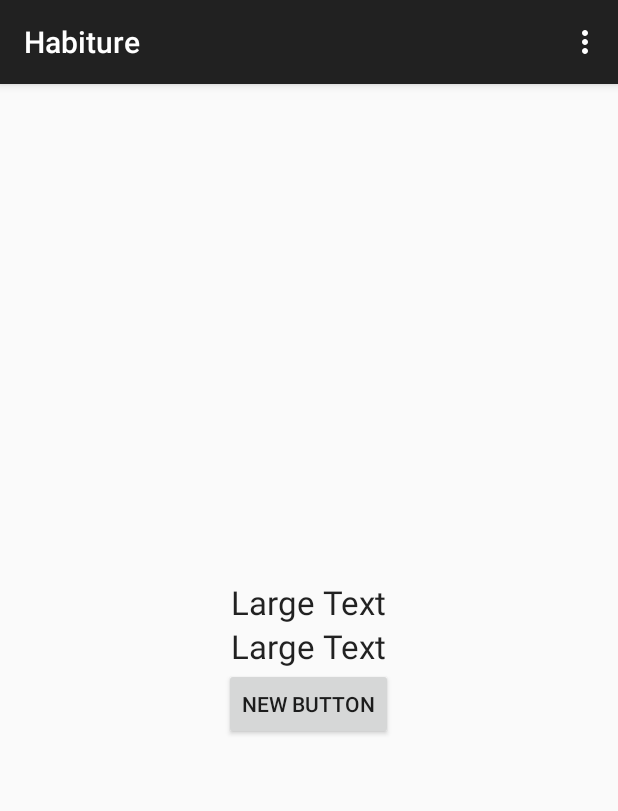
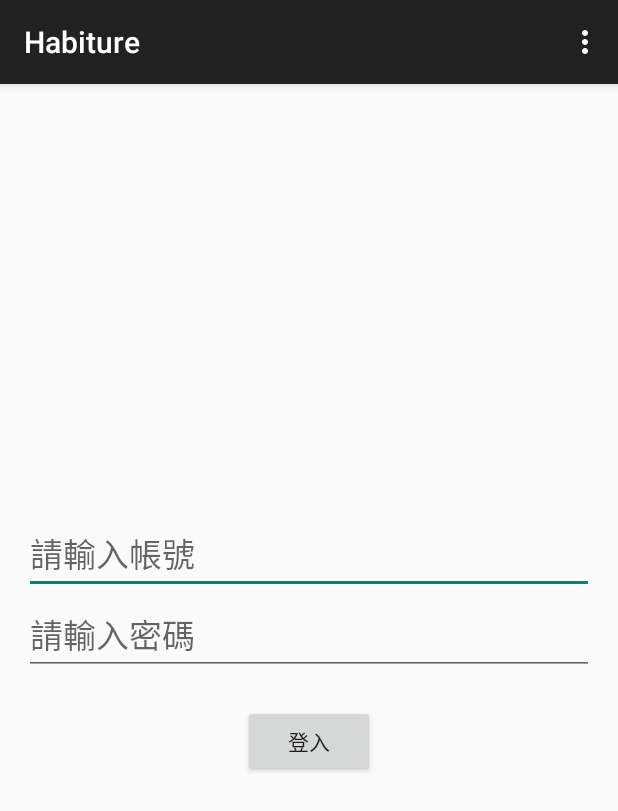
Before and after one commit to eepoo711/ntut-slm-Habiture, an Android app: the screen it shows after launch (MainActivity), on a phone screen of 412 x 824 dp. Shown: the top 811 px of the screen. Run offline under Robolectric (Android 15) with nearby library versions, the phone set to English and light mode, and no system bars.

Commit message:
finish the Login Story

```diff
--- a/Habiture/app/build.gradle
+++ b/Habiture/app/build.gradle
@@ -5,11 +5,11 @@ android {
     buildToolsVersion "21.1.2"
 
     defaultConfig {
-        applicationId "com.brian.habiture"
+        applicationId "com.ntil.habiture"
         minSdkVersion 15
         targetSdkVersion 21
         versionCode 1
-        versionName "1.0"
+        versionName "0.1.20150406"
     }
     buildTypes {
         release {
--- a/Habiture/app/src/main/AndroidManifest.xml
+++ b/Habiture/app/src/main/AndroidManifest.xml
@@ -1,6 +1,6 @@
 <?xml version="1.0" encoding="utf-8"?>
 <manifest xmlns:android="http://schemas.android.com/apk/res/android"
-    package="com.brian.habiture" >
+    package="com.ntil.habiture" >
 
 
     <uses-permission android:name="android.permission.INTERNET" />
@@ -11,7 +11,7 @@
         android:label="@string/app_name"
         android:theme="@style/AppTheme" >
         <activity
-            android:name=".MainActivity"
+            android:name="com.ntil.habiture.MainActivity"
             android:label="@string/app_name" >
             <intent-filter>
                 <action android:name="android.intent.action.MAIN" />
--- a/Habiture/app/src/main/java/com/brian/habiture/MainActivity.java
+++ /dev/null
@@ -1,39 +0,0 @@
-package com.brian.habiture;
-
-import android.support.v7.app.ActionBarActivity;
-import android.os.Bundle;
-import android.view.Menu;
-import android.view.MenuItem;
-
-
-public class MainActivity extends ActionBarActivity {
-
-    @Override
-    protected void onCreate(Bundle savedInstanceState) {
-        super.onCreate(savedInstanceState);
-        setContentView(R.layout.login);
-    }
-
-
-    @Override
-    public boolean onCreateOptionsMenu(Menu menu) {
-        // Inflate the menu; this adds items to the action bar if it is present.
-        getMenuInflater().inflate(R.menu.menu_main, menu);
-        return true;
-    }
-
-    @Override
-    public boolean onOptionsItemSelected(MenuItem item) {
-        // Handle action bar item clicks here. The action bar will
-        // automatically handle clicks on the Home/Up button, so long
-        // as you specify a parent activity in AndroidManifest.xml.
-        int id = item.getItemId();
-
-        //noinspection SimplifiableIfStatement
-        if (id == R.id.action_settings) {
-            return true;
-        }
-
-        return super.onOptionsItemSelected(item);
-    }
-}
--- /dev/null
+++ b/Habiture/app/src/main/java/com/ntil/habiture/LoginFragment.java
@@ -0,0 +1,105 @@
+package com.ntil.habiture;
+
+import android.app.Activity;
+import android.content.pm.PackageInfo;
+import android.content.pm.PackageManager;
+import android.os.Bundle;
+import android.app.Fragment;
+import android.util.Log;
+import android.view.LayoutInflater;
+import android.view.View;
+import android.view.ViewGroup;
+import android.widget.EditText;
+import android.widget.TextView;
+
+import utils.exception.UnhandledException;
+
+
+public class LoginFragment extends Fragment {
+
+    private static final boolean DEBUG = true;
+
+    private Listener mListener;
+
+    public LoginFragment() {
+        // Required empty public constructor
+        trace("LoginFragment");
+    }
+
+    private void trace(String message) {
+        if(DEBUG)
+            Log.d("LoginFragment", message);
+    }
+
+    @Override
+    public void onAttach(Activity activity) {
+        trace("onAttach");
+        super.onAttach(activity);
+        try {
+            mListener = (Listener) activity;
+        } catch (ClassCastException e) {
+            throw new ClassCastException(activity.toString()
+                    + " must implement Listener");
+        }
+    }
+
+    @Override
+    public void onCreate(Bundle savedInstanceState) {
+        trace("onCreate");
+        super.onCreate(savedInstanceState);
+    }
+
+    @Override
+    public View onCreateView(LayoutInflater inflater, ViewGroup container,
+                             Bundle savedInstanceState) {
+        trace("onCreateView");
+        // Inflate the layout for this fragment
+        return inflater.inflate(R.layout.fragment_login, container, false);
+    }
+
+    @Override
+    public void onActivityCreated(Bundle savedInstanceState) {
+        trace("onActivityCreated");
+        super.onActivityCreated(savedInstanceState);
+
+        final TextView tvAppVersion = (TextView) getActivity().findViewById(R.id.tvAppVersion);
+        tvAppVersion.setText(getAppVersion());
+
+        final EditText etAccount = (EditText) getActivity().findViewById(R.id.etAccount);
+        final EditText etPassword = (EditText) getActivity().findViewById(R.id.etPassword);
+
+        getActivity().findViewById(R.id.btnLogin).setOnClickListener(new View.OnClickListener() {
+            @Override
+            public void onClick(View v) {
+                trace("onClick");
+                mListener.onLoginClicked(
+                        etAccount.getText().toString(),
+                        etPassword.getText().toString());
+            }
+        });
+    }
+
+
+
+    @Override
+    public void onDetach() {
+        trace("onDetach");
+        super.onDetach();
+        mListener = null;
+    }
+
+    public interface Listener {
+        public void onLoginClicked(String account, String password);
+    }
+
+    private String getAppVersion() {
+        trace("getAppVersion");
+        try {
+            PackageInfo pInfo = getActivity().getPackageManager().getPackageInfo(getActivity().getPackageName(), 0);
+            return pInfo.versionName;
+        } catch (PackageManager.NameNotFoundException e) {
+            throw new UnhandledException(e);
+        }
+    }
+
+}
--- /dev/null
+++ b/Habiture/app/src/main/java/com/ntil/habiture/MainActivity.java
@@ -0,0 +1,108 @@
+package com.ntil.habiture;
+
+import android.app.ProgressDialog;
+import android.os.AsyncTask;
+import android.support.v7.app.ActionBarActivity;
+import android.os.Bundle;
+import android.util.Log;
+import android.view.Menu;
+import android.view.MenuItem;
+import android.widget.Toast;
+
+import com.habiture.HabitureModule;
+import com.habiture.NetworkChannel;
+
+
+public class MainActivity extends ActionBarActivity implements LoginFragment.Listener {
+
+    private static final boolean DEBUG = true;
+
+    private HabitureModule mHabitureModule;
+
+
+
+    private void trace(String message) {
+        if(DEBUG)
+            Log.d("MainActivity", message);
+    }
+
+    @Override
+    protected void onCreate(Bundle savedInstanceState) {
+        trace("onCreate");
+        super.onCreate(savedInstanceState);
+        setContentView(R.layout.activity_main);
+
+        mHabitureModule = new HabitureModule(new NetworkChannel());
+
+        getFragmentManager().beginTransaction()
+                .add(R.id.container, new LoginFragment())
+                .commit();
+    }
+
+
+    @Override
+    public boolean onCreateOptionsMenu(Menu menu) {
+        trace("onCreateOptionsMenu");
+        // Inflate the menu; this adds items to the action bar if it is present.
+        getMenuInflater().inflate(R.menu.menu_main, menu);
+        return true;
+    }
+
+    @Override
+    public boolean onOptionsItemSelected(MenuItem item) {
+        trace("onOptionsItemSelected");
+        // Handle action bar item clicks here. The action bar will
+        // automatically handle clicks on the Home/Up button, so long
+        // as you specify a parent activity in AndroidManifest.xml.
+        int id = item.getItemId();
+
+        //noinspection SimplifiableIfStatement
+        if (id == R.id.action_settings) {
+            return true;
+        }
+
+        return super.onOptionsItemSelected(item);
+    }
+
+    @Override
+    public void onLoginClicked(String account, String password) {
+        trace("onLoginClicked");
+        new LoginTask().execute(account, password);
+    }
+
+
+    private class LoginTask extends AsyncTask<String, Void, Boolean> {
+        private ProgressDialog progress;
+
+        @Override
+        protected void onPreExecute() {
+            trace("onPreExecute");
+            progress = ProgressDialog.show(MainActivity.this,
+                    MainActivity.this.getString(R.string.progress_title),
+                    MainActivity.this.getString(R.string.logining));
+        }
+
+        @Override
+        protected Boolean doInBackground(String... params) {
+            trace("doInBackground");
+            String account = params[0];
+            String password = params[1];
+
+            return mHabitureModule.login(account, password);
+        }
+
+        @Override
+        protected void onPostExecute(Boolean success) {
+            trace("onPostExecute");
+            progress.dismiss();
+
+
+            String textLoginSuccessful = MainActivity.this.getString(R.string.login_successfully);
+            String textLoginFailed = MainActivity.this.getString(R.string.login_failed);
+            Toast.makeText(
+                    MainActivity.this,
+                    success ? textLoginSuccessful : textLoginFailed,
+                    Toast.LENGTH_SHORT).show();
+        }
+    }
+}
--- a/Habiture/app/src/main/res/layout/activity_main.xml
+++ b/Habiture/app/src/main/res/layout/activity_main.xml
@@ -1,11 +1,12 @@
-<RelativeLayout xmlns:android="http://schemas.android.com/apk/res/android"
-    xmlns:tools="http://schemas.android.com/tools" android:layout_width="match_parent"
-    android:layout_height="match_parent" android:paddingLeft="@dimen/activity_horizontal_margin"
+<FrameLayout xmlns:android="http://schemas.android.com/apk/res/android"
+    xmlns:tools="http://schemas.android.com/tools"
+    android:layout_width="match_parent"
+    android:layout_height="match_parent"
+    android:paddingLeft="@dimen/activity_horizontal_margin"
     android:paddingRight="@dimen/activity_horizontal_margin"
     android:paddingTop="@dimen/activity_vertical_margin"
-    android:paddingBottom="@dimen/activity_vertical_margin" tools:context=".MainActivity">
+    android:paddingBottom="@dimen/activity_vertical_margin"
+    android:id="@+id/container"
+    tools:context=".MainActivity">
 
-    <TextView android:text="@string/hello_world" android:layout_width="wrap_content"
-        android:layout_height="wrap_content" />
-
-</RelativeLayout>
+</FrameLayout>
--- /dev/null
+++ b/Habiture/app/src/main/res/layout/fragment_login.xml
@@ -0,0 +1,61 @@
+<?xml version="1.0" encoding="utf-8"?>
+<LinearLayout xmlns:android="http://schemas.android.com/apk/res/android"
+    android:orientation="vertical" android:layout_width="match_parent"
+    android:layout_height="match_parent"
+    android:gravity="center">
+
+    <LinearLayout
+        android:orientation="vertical"
+        android:layout_width="fill_parent"
+        android:layout_height="wrap_content"
+        android:layout_gravity="center_horizontal"
+        android:id="@+id/loginSession"
+        android:layout_weight="1"
+        android:gravity="center">
+
+        <EditText
+            android:layout_width="match_parent"
+            android:layout_height="wrap_content"
+            android:textAppearance="?android:attr/textAppearanceLarge"
+            android:hint="@string/enter_account"
+            android:id="@+id/etAccount"
+            android:singleLine="true"
+            android:ems="15"
+            android:layout_gravity="center_horizontal" />
+
+        <EditText
+            android:layout_width="match_parent"
+            android:layout_height="wrap_content"
+            android:inputType="textPassword"
+            android:textAppearance="?android:attr/textAppearanceLarge"
+            android:hint="@string/enter_password"
+            android:id="@+id/etPassword"
+            android:singleLine="true"
+            android:ems="15"
+            android:layout_gravity="center_horizontal" />
+
+        <Button
+            android:layout_width="wrap_content"
+            android:layout_height="wrap_content"
+            android:text="@string/login"
+            android:id="@+id/btnLogin"
+            android:layout_gravity="center_horizontal"
+            android:layout_marginTop="20dp" />
+    </LinearLayout>
+
+    <LinearLayout
+        android:orientation="vertical"
+        android:layout_width="fill_parent"
+        android:layout_height="wrap_content"
+        android:id="@+id/appVersionSession"
+        android:gravity="bottom|end"
+        >
+
+        <TextView
+            android:layout_width="wrap_content"
+            android:layout_height="wrap_content"
+            android:text="1.2.11915846"
+            android:id="@+id/tvAppVersion" />
+    </LinearLayout>
+
+</LinearLayout>
--- a/Habiture/app/src/main/res/layout/login.xml
+++ /dev/null
@@ -1,27 +0,0 @@
-<?xml version="1.0" encoding="utf-8"?>
-<LinearLayout xmlns:android="http://schemas.android.com/apk/res/android"
-    android:orientation="vertical" android:layout_width="match_parent"
-    android:layout_height="match_parent"
-    android:gravity="center">
-
-    <TextView
-        android:layout_width="wrap_content"
-        android:layout_height="wrap_content"
-        android:textAppearance="?android:attr/textAppearanceLarge"
-        android:text="Large Text"
-        android:id="@+id/textView" />
-
-    <TextView
-        android:layout_width="wrap_content"
-        android:layout_height="wrap_content"
-        android:textAppearance="?android:attr/textAppearanceLarge"
-        android:text="Large Text"
-        android:id="@+id/textView2" />
-
-    <Button
-        android:layout_width="wrap_content"
-        android:layout_height="wrap_content"
-        android:text="New Button"
-        android:id="@+id/button"
-        android:layout_gravity="center_horizontal" />
-</LinearLayout>
--- a/Habiture/app/src/main/res/values/strings.xml
+++ b/Habiture/app/src/main/res/values/strings.xml
@@ -1,6 +1,16 @@
 <resources>
     <string name="app_name">Habiture</string>
 
-    <string name="hello_world">Hello world!</string>
     <string name="action_settings">Settings</string>
+
+
+    <string name="enter_account">請輸入帳號</string>
+    <string name="enter_password">請輸入密碼</string>
+    <string name="progress_title">習慣成真</string>
+    <string name="login">登入</string>
+    <string name="logining">登入中...</string>
+    <string name="login_successfully">登入成功</string>
+    <string name="login_failed">登入失敗</string>
+
+
 </resources>
```
Also changed, not shown: 3 other files.
